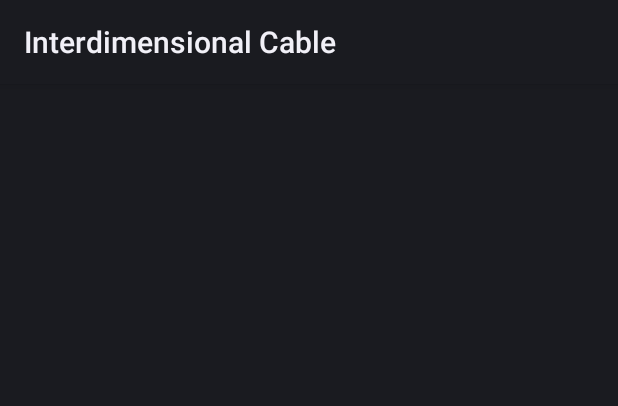
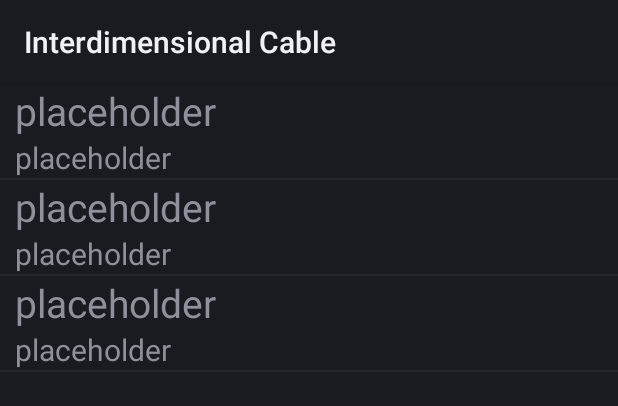
Before and after one commit to shipitsteven/ad340-android, an Android app: the layout activity_firebase.xml on its own in the app's theme, with its tools: preview values and no code run, on a phone screen of 412 x 824 dp. Shown: the top 406 px of the screen. Run offline under Robolectric (Android 15) with nearby library versions, the light colour scheme and no system bars.

```diff
--- a/app/src/main/AndroidManifest.xml
+++ b/app/src/main/AndroidManifest.xml
@@ -16,7 +16,6 @@
         android:roundIcon="@mipmap/ic_launcher_round"
         android:supportsRtl="true"
         android:theme="@style/Theme.FunFact">
-
         <meta-data
             android:name="com.google.android.geo.API_KEY"
             android:value="${apiKey}" />
--- a/app/src/main/res/layout/activity_firebase.xml
+++ b/app/src/main/res/layout/activity_firebase.xml
@@ -6,4 +6,12 @@
     android:layout_height="match_parent"
     tools:context=".FirebaseActivity">
 
+    <ListView
+        android:id="@+id/userList"
+        android:layout_width="match_parent"
+        android:layout_height="match_parent"
+        android:orientation="vertical"
+        tools:listitem="@layout/user_item"
+        />
+
 </androidx.constraintlayout.widget.ConstraintLayout>
--- /dev/null
+++ b/app/src/main/res/layout/user_item.xml
@@ -0,0 +1,26 @@
+<?xml version="1.0" encoding="utf-8"?>
+<LinearLayout xmlns:android="http://schemas.android.com/apk/res/android"
+    android:layout_width="match_parent"
+    android:layout_height="match_parent"
+    android:layout_margin="5dp"
+    android:orientation="vertical">
+
+    <TextView
+        android:id="@+id/item_title"
+        android:layout_width="wrap_content"
+        android:layout_height="wrap_content"
+        android:text="@string/placeholder"
+        android:textSize="26sp"
+        android:layout_marginStart="10dp"
+        />
+
+    <TextView
+        android:id="@+id/item_subtitle"
+        android:layout_width="wrap_content"
+        android:layout_height="wrap_content"
+        android:text="@string/placeholder"
+        android:textSize="20sp"
+        android:layout_marginStart="10dp"
+        />
+
+</LinearLayout>
```
Also changed, not shown: app/src/main/java/com/stevenswang/funfact/FirebaseActivity.kt (+54 -78 lines), app/src/main/java/com/stevenswang/funfact/MainActivity.kt (+5 -7 lines).
